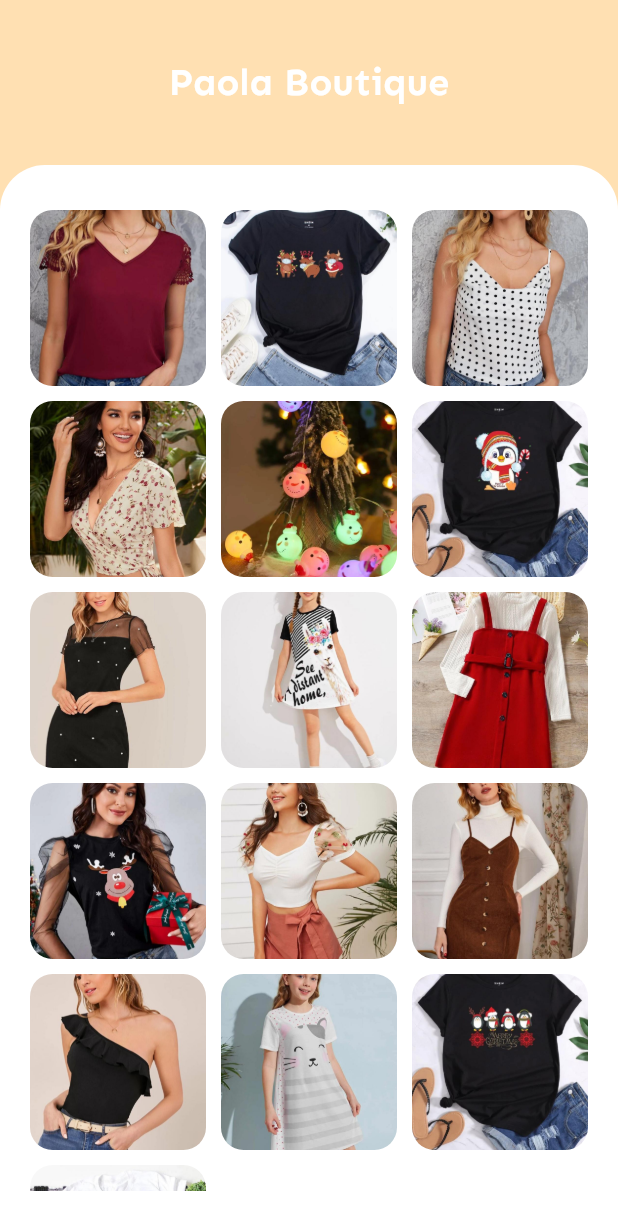
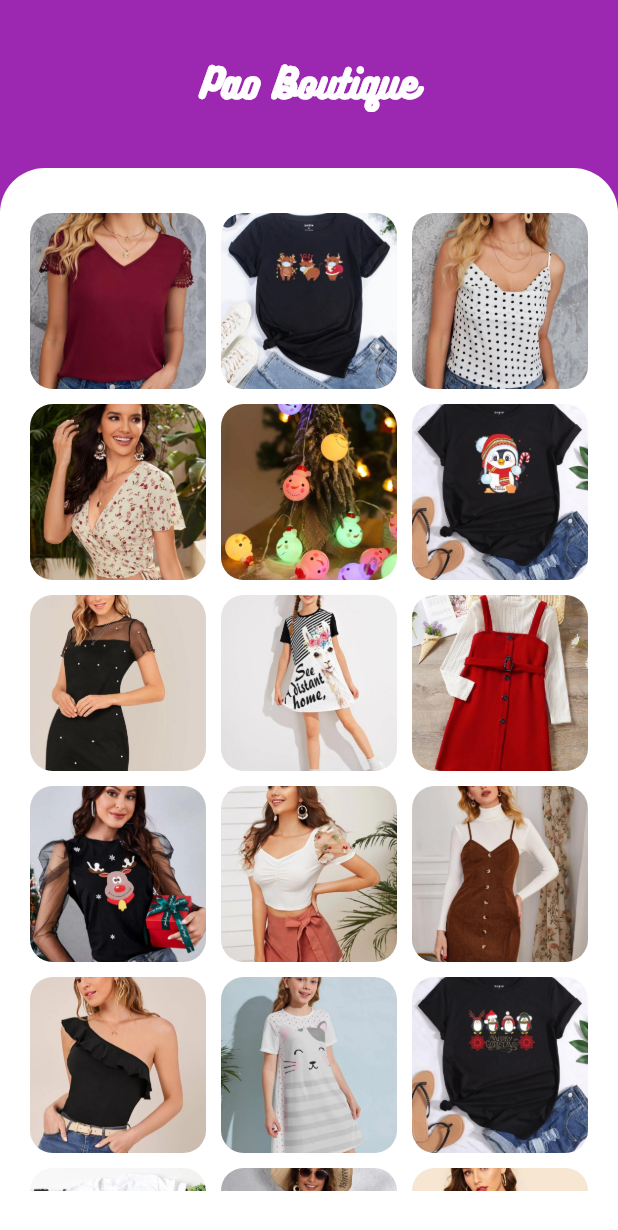
Before and after one commit to Rsosa2809/gallery_app, a Flutter app: the screen it shows after launch, on a phone screen of 412 x 824 dp. Shown: the top 1230 px of the screen. Run offline on Flutter 3.47's test engine with Material 2 defaults, Android fonts, the phone set to English and light mode, and no system bars.

Commit message:
Proyecto final

```diff
--- a/lib/details_page.dart
+++ b/lib/details_page.dart
@@ -89,11 +89,11 @@ class DetailsPage extends StatelessWidget {
                             Navigator.pop(context);
                           },
                           padding: EdgeInsets.symmetric(vertical: 15),
-                          color: Colors.lightBlueAccent,
+                          color: Colors.purple,
                           child: Text(
                             'Atras',
                             style: TextStyle(
-                              color: Colors.red,
+                              color: Colors.white,
                             ),
                           ),
                         ),
@@ -105,9 +105,9 @@ class DetailsPage extends StatelessWidget {
                         child: FlatButton(
                           onPressed: () {},
                           padding: EdgeInsets.symmetric(vertical: 15),
-                          color: Colors.lightBlueAccent,
+                          color: Colors.red.shade400,
                           child: Text(
-                            'Perdir',
+                            'Perdir: 981-136-7727',
                             style: TextStyle(
                               color: Colors.white,
                             ),
--- a/lib/home_page.dart
+++ b/lib/home_page.dart
@@ -6,14 +6,15 @@ List<ImageDetails> _images = [
     imagePath: 'images/1.jpeg',
     price: '\$MXN 145.00',
     photographer: 'SHEIN',
-    title: 'SHEIN',
-    details: 'Blusa de cuello V con encaje en contraste - Talla: XS S M L',
+    title: 'Blusa',
+    details:
+        'SHEIN Blusa de cuello V con encaje en contraste - Talla: XS S M L',
   ),
   ImageDetails(
     imagePath: 'images/2.jpeg',
     price: '\$MXN 192.00',
     photographer: 'SHEIN',
-    title: 'SHEIN',
+    title: 'Camiseta',
     details:
         'Camiseta de manga corta con estampado de Navidad - Talla: XS S M L',
   ),
@@ -21,44 +22,44 @@ List<ImageDetails> _images = [
     imagePath: 'images/3.jpeg',
     price: '\$MXN 98.00',
     photographer: 'SHEIN',
-    title: 'SHEIN',
-    details: 'Top de tirantes de lunares con fruncido - Talla: XS S M L',
+    title: 'Top',
+    details: 'SHEIN Top de tirantes de lunares con fruncido - Talla: XS S M L',
   ),
   ImageDetails(
     imagePath: 'images/4.jpeg',
     price: '\$MXN 138.00',
     photographer: 'SHEIN',
-    title: 'SHEIN',
-    details: 'Top con cinturón cruzado floral - Talla: XS S M L',
+    title: 'Top',
+    details: 'SHEIN Top con cinturón cruzado floral - Talla: XS S M L',
   ),
   ImageDetails(
     imagePath: 'images/5.jpeg',
     price: '\$MXN 171.00',
     photographer: 'SHEIN',
-    title: 'SHEIN',
+    title: 'Luces LED',
     details:
-        '10 Luces LED de cadena de muñeco de nieve de Navidad - Talla:  Unitalla',
+        '10 Luces LED de cadena de muñeco de nieve de Navidad - Talla: Unitalla',
   ),
   ImageDetails(
     imagePath: 'images/6.jpeg',
     price: '\$MXN 161.00',
     photographer: 'SHEIN',
-    title: 'SHEIN',
-    details: 'Camiseta de Navidad con estampado de pingüino',
+    title: 'Camiseta',
+    details: 'Camiseta de Navidad con estampado de pingüino - Talla: XS S M L',
   ),
   ImageDetails(
     imagePath: 'images/7.jpeg',
     price: '\$MXN 179.00',
     photographer: 'SHEIN',
-    title: 'SHEIN',
+    title: 'Vestido',
     details:
-        'Vestido con malla con perla ribete en forma de lechuga Talla: XS S M L',
+        'SHEIN Vestido con malla con perla ribete en forma de lechuga - Talla: XS S M L',
   ),
   ImageDetails(
     imagePath: 'images/8.jpeg',
     price: '\$MXN 169.00',
     photographer: 'SHEIN',
-    title: 'SHEIN',
+    title: 'Vestido',
     details:
         'Vestido de niña de rayas con estampado de animal - Talla: XS S M L',
   ),
@@ -66,17 +67,17 @@ List<ImageDetails> _images = [
     imagePath: 'images/9.jpeg',
     price: '\$MXN 441.00',
     photographer: 'SHEIN',
-    title: 'SHEIN',
+    title: 'Vestido',
     details:
-        'Vestido de niña de cuello alto Camiseta con botón y cinturón - Talla: XS S M L',
+        'SHEIN Vestido de niña de cuello alto Camiseta con botón y cinturón - Talla: XS S M L',
   ),
   ImageDetails(
     imagePath: 'images/10.jpeg',
     price: '\$MXN 200.00',
     photographer: 'SHEIN',
-    title: 'SHEIN',
+    title: 'Camiseta',
     details:
-        'Camiseta con estampado de Navidad de malla transparente - Talla: XS S M L',
+        'SHEIN Camiseta con estampado de Navidad de malla transparente - Talla: XS S M L',
   ),
   ImageDetails(
     imagePath: 'images/11.jpeg',
@@ -121,13 +122,42 @@ List<ImageDetails> _images = [
     title: 'Camiseta',
     details: 'SHEIN Camiseta de Navidad con slogan - Talla: XS S M L',
   ),
+  ImageDetails(
+    imagePath: 'images/17.jpg',
+    price: '\$MXN 256.00',
+    photographer: 'SHEIN',
+    title: 'Mono',
+    details: 'SHEIN Mono de tirantes pecho con fruncido - Talla: XS S M L',
+  ),
+  ImageDetails(
+    imagePath: 'images/18.jpeg',
+    price: '\$MXN 149.00',
+    photographer: 'SHEIN',
+    title: 'Top',
+    details:
+        'SHEIN Top con nudo delantero con diseño de abertura - Talla: XS S M L',
+  ),
+  ImageDetails(
+    imagePath: 'images/19.jpeg',
+    price: '\$MXN 188.00',
+    photographer: 'SHEIN',
+    title: 'Camiseta',
+    details: 'Camiseta Navidad con estampado de letra - Talla: XS S M L',
+  ),
+  ImageDetails(
+    imagePath: 'images/20.jpeg',
+    price: '\$MXN 201.00',
+    photographer: 'SHEIN',
+    title: 'Camiseta',
+    details: 'Camiseta Navidad con estampado de perro - Talla: XS S M L',
+  ),
 ];
 
 class HomePage extends StatelessWidget {
   @override
   Widget build(BuildContext context) {
     return Scaffold(
-      backgroundColor: Colors.orange.shade100,
+      backgroundColor: Colors.purple,
       body: SafeArea(
         child: Column(
           crossAxisAlignment: CrossAxisAlignment.stretch,
@@ -136,10 +166,11 @@ class HomePage extends StatelessWidget {
               height: 40,
             ),
             Text(
-              'Paola Boutique',
+              'Pao Boutique',
               style: TextStyle(
                 fontSize: 25,
                 fontWeight: FontWeight.w600,
+                fontFamily: 'pro',
                 color: Colors.white,
               ),
               textAlign: TextAlign.center,
```
Also changed, not shown: pubspec.yaml (+11 -3 lines), Nuevo documento de texto.txt (added), assets/icon/logo2.jpg (added), fonts/Bukhari Script.ttf (added), fonts/BukhariScriptAlternates.ttf (added), pubspec.lock, 22 other files.
